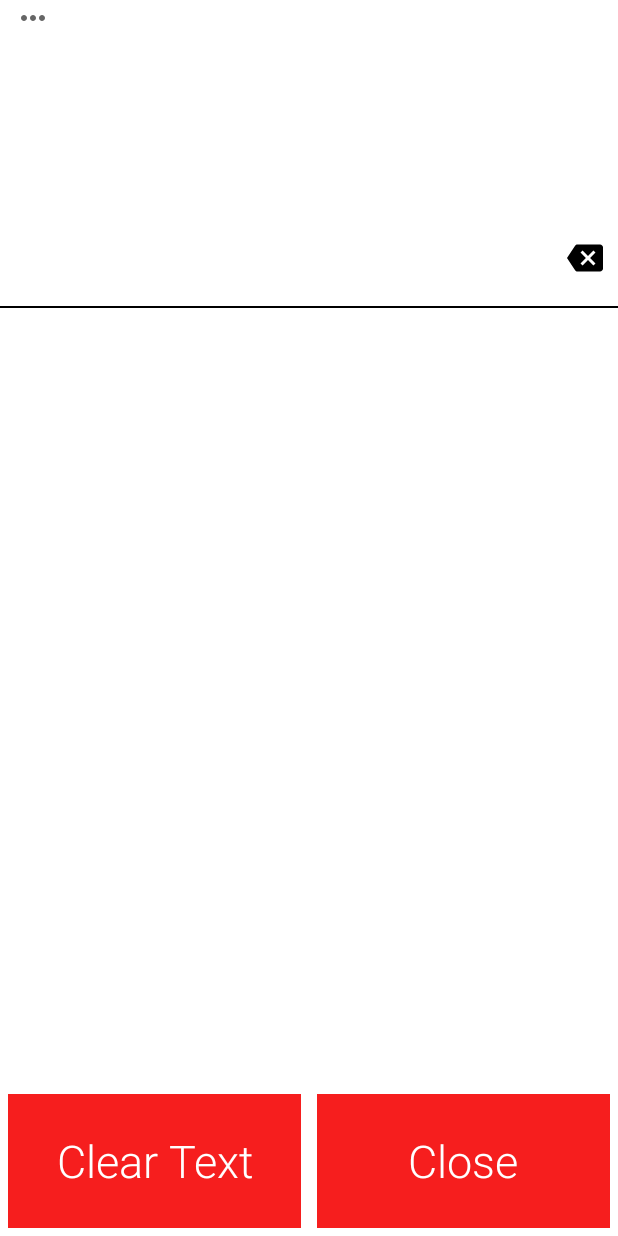
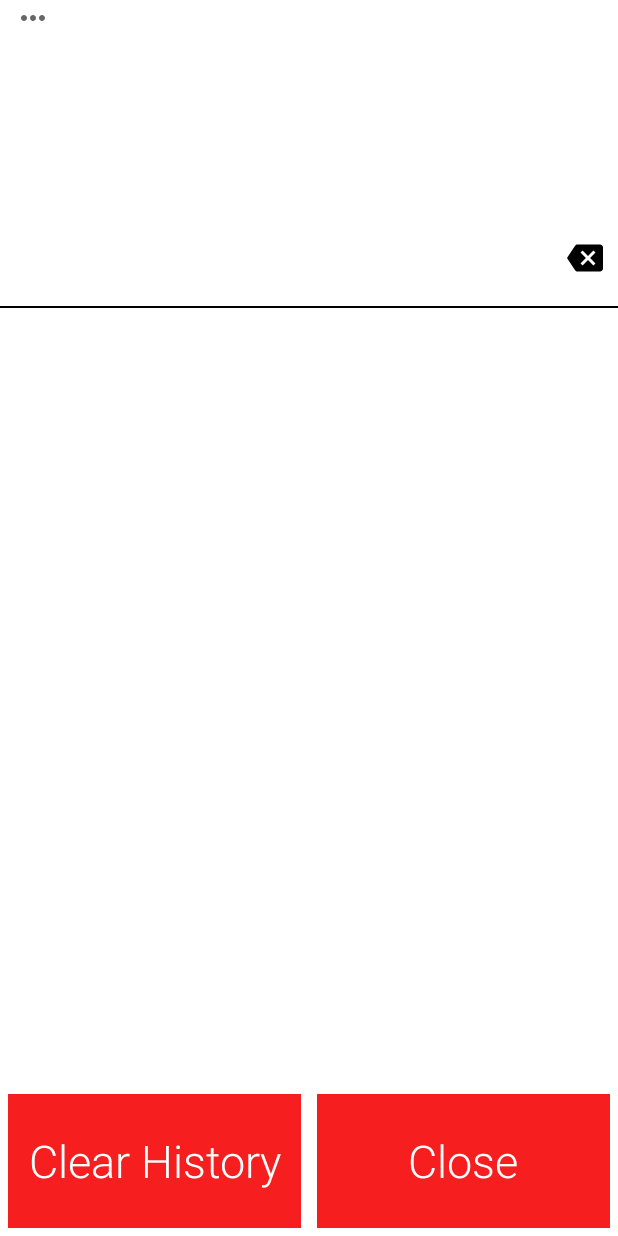
Before and after one commit to RavenRAV/KotlinCalculator, an Android app: the screen it shows after launch (MainActivity), after a tap on an icon or button, on a phone screen of 412 x 824 dp. Run offline under Robolectric (Android 15) with nearby library versions, the phone set to English and light mode, and no system bars; our stand-ins replace navigation-ui.

```diff
--- a/app/src/main/res/values/strings.xml
+++ b/app/src/main/res/values/strings.xml
@@ -1,7 +1,7 @@
 <resources>
     <string name="app_name">CalculatorKt</string>
-    <!-- TODO: Remove or change this placeholder text -->
-    <string name="hello_blank_fragment">Hello blank fragment</string>
-    <string name="clear_text">Clear Text</string>
+    <string name="clear_text">Clear History</string>
     <string name="close">Close</string>
+    <string name="Pref">Preferences</string>
+    <string name="vibration">Vibration</string>
 </resources>
```
Also changed, not shown: 1 other file.
